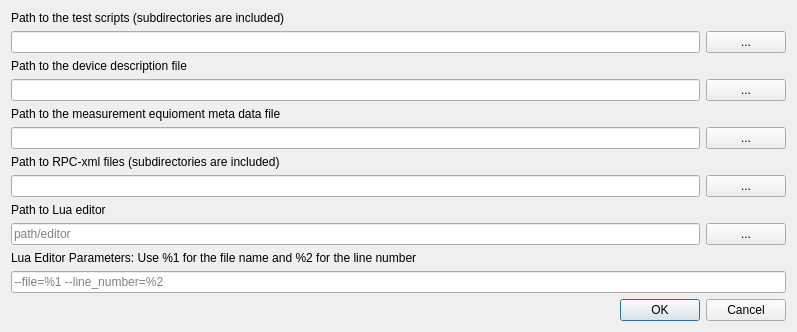
Qt form src/pathsettingswindow.ui (Crystal-Photonics/crystalTestFrameworkApp) before a commit.
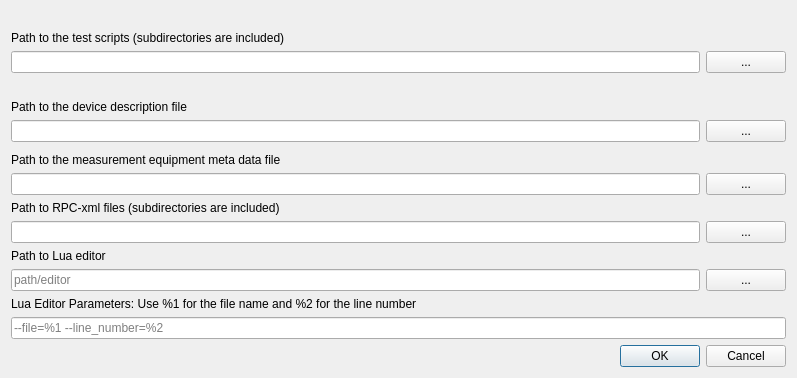
The same form after that commit.

Patch:
```diff
--- a/src/pathsettingswindow.ui
+++ b/src/pathsettingswindow.ui
@@ -7,7 +7,7 @@
     <x>0</x>
     <y>0</y>
     <width>797</width>
-    <height>326</height>
+    <height>378</height>
    </rect>
   </property>
   <property name="windowTitle">
@@ -116,7 +116,7 @@
      <item>
       <widget class="QLabel" name="label_7">
        <property name="text">
-        <string>Path to the measurement equioment meta data file</string>
+        <string>Path to the measurement equipment meta data file</string>
        </property>
       </widget>
      </item>
```
